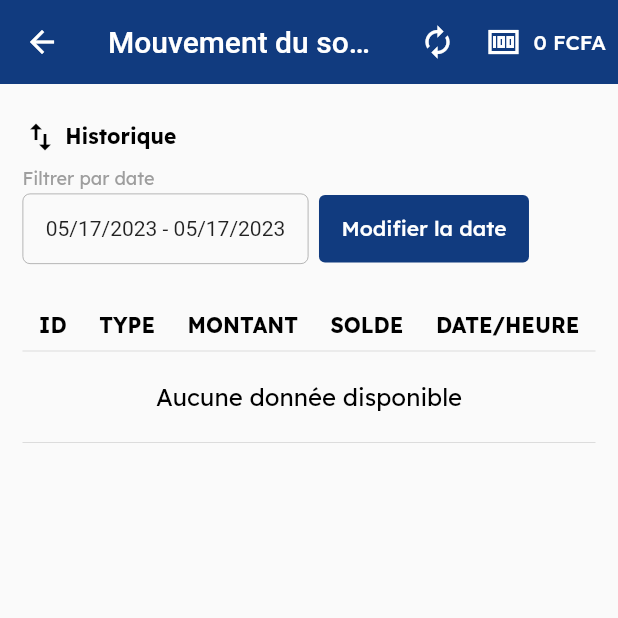
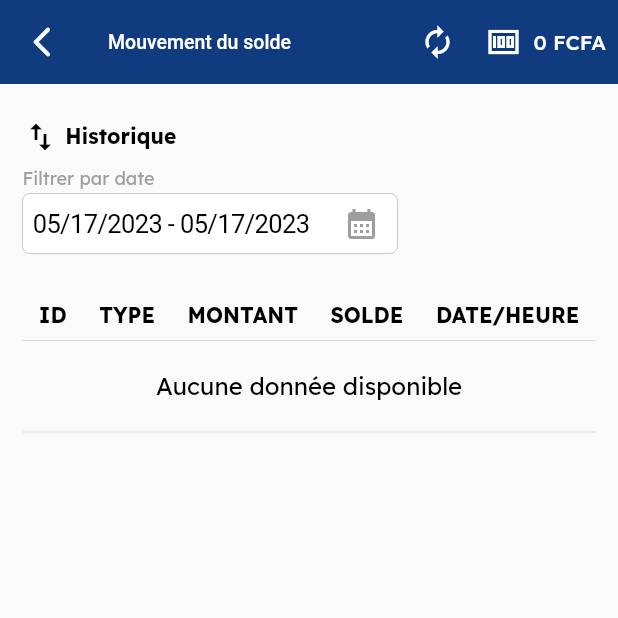
Before and after one commit to Morel-D/blucash_agent, a Flutter app: the screen it shows after launch, after a tap on the "area chart" icon, on a phone screen of 412 x 824 dp, the top half of it. Run offline on Flutter 3.47's test engine with Material 2 defaults, Android fonts, the phone set to English and light mode, and no system bars; our stand-ins replace dropdown_textfield, flutter_svg, google_fonts, responsive_sizer.

Commit message:
Size adjustements

```diff
--- a/lib/Accueil/accueil.dart
+++ b/lib/Accueil/accueil.dart
@@ -25,7 +25,6 @@ class _AccueilState extends State<Accueil> {
     Color white = Colors.white;
 
     // font familly
-
     var lexendWhite = GoogleFonts.lexend(color: Colors.white);
     var lexendBlack = GoogleFonts.lexend(color: Colors.black);
     var lexendBlue = GoogleFonts.lexend(color: Color(0xFF113b7f));
@@ -50,8 +49,14 @@ class _AccueilState extends State<Accueil> {
                   icon: Icon(
                     Icons.qr_code,
                     color: white,
+                    size: 25,
                   )),
-              IconButton(onPressed: () {}, icon: Icon(Icons.autorenew)),
+              IconButton(
+                  onPressed: () {},
+                  icon: Icon(
+                    Icons.autorenew,
+                    size: 25,
+                  )),
               Padding(
                 padding: const EdgeInsets.only(right: 12),
                 child: IconButton(
@@ -59,7 +64,7 @@ class _AccueilState extends State<Accueil> {
                     icon: Icon(
                       Icons.account_circle,
                       color: white,
-                      size: 35,
+                      size: 30,
                     )),
               ),
             ],
@@ -616,7 +621,7 @@ class _AccueilState extends State<Accueil> {
           bottomNavigationBar: Container(
             decoration: BoxDecoration(
               borderRadius: BorderRadius.only(
-                  topRight: Radius.circular(30), topLeft: Radius.circular(30)),
+                  topRight: Radius.circular(10), topLeft: Radius.circular(30)),
               boxShadow: [
                 BoxShadow(
                     color: Color.fromARGB(50, 0, 0, 0),
--- a/lib/Accueil/depot.dart
+++ b/lib/Accueil/depot.dart
@@ -56,6 +56,11 @@ class _DepotState extends State<Depot> {
                 ))
           ],
           elevation: 0,
+          leading: IconButton(
+              onPressed: () {
+                Navigator.pop(context);
+              },
+              icon: Icon(Icons.arrow_back_ios_new_rounded)),
         ),
         // the body
         body: SingleChildScrollView(
@@ -76,7 +81,7 @@ class _DepotState extends State<Depot> {
                         borderRadius: BorderRadius.circular(5),
                         color: Color(0xFFFFF3CD),
                       ),
-                      height: 80,
+                      height: Adaptive.h(12),
                       width: 250,
                       child: Padding(
                         padding: const EdgeInsets.all(10.0),
@@ -90,7 +95,7 @@ class _DepotState extends State<Depot> {
                                     color: Color(0xFF886419)),
                               ),
                               Text(
-                                "Aucun établissement n'est disponible pour le \n moment, prière de contactez votre \n administration pour plus d'informations.",
+                                "Aucun établissement n'est disponible \n pour le  moment, prière de contactez \n votre  administration pour \n plus d'informations.",
                                 style: lexendBlack.copyWith(
                                     fontSize: Adaptive.sp(15.5),
                                     color: Color(0xFF886419)),
@@ -160,6 +165,7 @@ class _DepotState extends State<Depot> {
                         child: SizedBox(
                             height: 40,
                             child: CupertinoTextField(
+                              readOnly: true,
                               placeholder: "Choisir un fichier",
                               suffix: IconButton(
                                   onPressed: () {},
@@ -171,7 +177,7 @@ class _DepotState extends State<Depot> {
                   ),
 // The validation btn
                   SizedBox(
-                    width: 160,
+                    width: 100,
                     height: 40,
                     child: TextButton(
                       onPressed: () {},
@@ -223,22 +229,6 @@ class _DepotState extends State<Depot> {
                                 )),
                           ),
                         )
-                        // Padding(
-                        //   padding: const EdgeInsets.only(left: 7),
-                        //   child: SizedBox(
-                        //     height: 50,
-                        //     width: 140,
-                        //     child: TextButton(
-                        //       onPressed: () {},
-                        //       child: Text(
-                        //         'Modifier la date',
-                        //         style: lexendWhite,
-                        //       ),
-                        //       style: TextButton.styleFrom(
-                        //           backgroundColor: darkBlue),
-                        //     ),
-                        //   ),
-                        // ),
                       ],
                     ),
                   ),
--- a/lib/Accueil/imprimer.dart
+++ b/lib/Accueil/imprimer.dart
@@ -67,7 +67,7 @@ class _ImprimerState extends State<Imprimer> {
                       height: 110,
                       width: 250,
                       child: Padding(
-                        padding: const EdgeInsets.all(12.0),
+                        padding: const EdgeInsets.all(10.0),
                         child: Row(
                           mainAxisAlignment: MainAxisAlignment.spaceBetween,
                           children: [
--- a/lib/Accueil/movement.dart
+++ b/lib/Accueil/movement.dart
@@ -2,6 +2,7 @@ import 'package:flutter/material.dart';
 import 'package:google_fonts/google_fonts.dart';
 import 'package:responsive_sizer/responsive_sizer.dart';
 import 'package:blucash_agent/Shared/Statique.dart';
+import 'package:flutter/cupertino.dart';
 
 class Movement extends StatefulWidget {
   const Movement({super.key});
@@ -11,12 +12,17 @@ class Movement extends StatefulWidget {
 }
 
 class _MovementState extends State<Movement> {
+  TextEditingController _timeRange = TextEditingController();
+
   @override
   Widget build(BuildContext context) {
+    _timeRange.text = "05/17/2023 - 05/17/2023";
+
     return ResponsiveSizer(builder: (context, Orientation, DeviceType) {
       return Scaffold(
         appBar: AppBar(
-          title: Text('Mouvement du solde', style: TextStyle(color: white)),
+          title: Text('Mouvement du solde',
+              style: TextStyle(color: white, fontSize: 13)),
           backgroundColor: darkBlue,
           actions: [
             IconButton(onPressed: () {}, icon: Icon(Icons.autorenew)),
@@ -32,6 +38,11 @@ class _MovementState extends State<Movement> {
                 ))
           ],
           elevation: 0,
+          leading: IconButton(
+              onPressed: () {
+                Navigator.pop(context);
+              },
+              icon: Icon(Icons.arrow_back_ios_new_rounded)),
         ),
         body: SingleChildScrollView(
           child: Padding(
@@ -64,33 +75,20 @@ class _MovementState extends State<Movement> {
                   padding: const EdgeInsets.only(bottom: 16),
                   child: Row(
                     children: [
-                      Container(
-                        // width: 290,
-                        decoration: BoxDecoration(
-                            color: Colors.transparent,
-                            borderRadius: BorderRadius.circular(5),
-                            border: Border.all(width: 0.5, color: Colors.grey)),
-                        child: Padding(
-                          padding: const EdgeInsets.all(15),
-                          child: Text('05/17/2023 - 05/17/2023'),
+                      SizedBox(
+                        height: 40,
+                        width: 250,
+                        child: CupertinoTextField(
+                          readOnly: true,
+                          controller: _timeRange,
+                          suffix: IconButton(
+                              onPressed: () {},
+                              icon: Icon(
+                                Icons.calendar_month,
+                                color: Colors.grey,
+                              )),
                         ),
-                      ),
-                      Padding(
-                        padding: const EdgeInsets.only(left: 7),
-                        child: SizedBox(
-                          height: 45,
-                          width: 140,
-                          child: TextButton(
-                            onPressed: () {},
-                            child: Text(
-                              'Modifier la date',
-                              style: lexendWhite,
-                            ),
-                            style:
-                                TextButton.styleFrom(backgroundColor: darkBlue),
-                          ),
-                        ),
-                      ),
+                      )
                     ],
                   ),
                 ),
--- a/lib/Shared/Statique.dart
+++ b/lib/Shared/Statique.dart
@@ -88,7 +88,7 @@ const formTextDecoration = InputDecoration(
   filled: true,
   hoverColor: Colors.transparent,
   enabledBorder: OutlineInputBorder(
-    borderSide: BorderSide(color: Color.fromARGB(255, 185, 185, 185)),
+    borderSide: BorderSide(color: Color.fromARGB(117, 185, 185, 185)),
   ),
   focusedBorder: OutlineInputBorder(
     borderSide: BorderSide(color: Colors.lightBlue),
```
